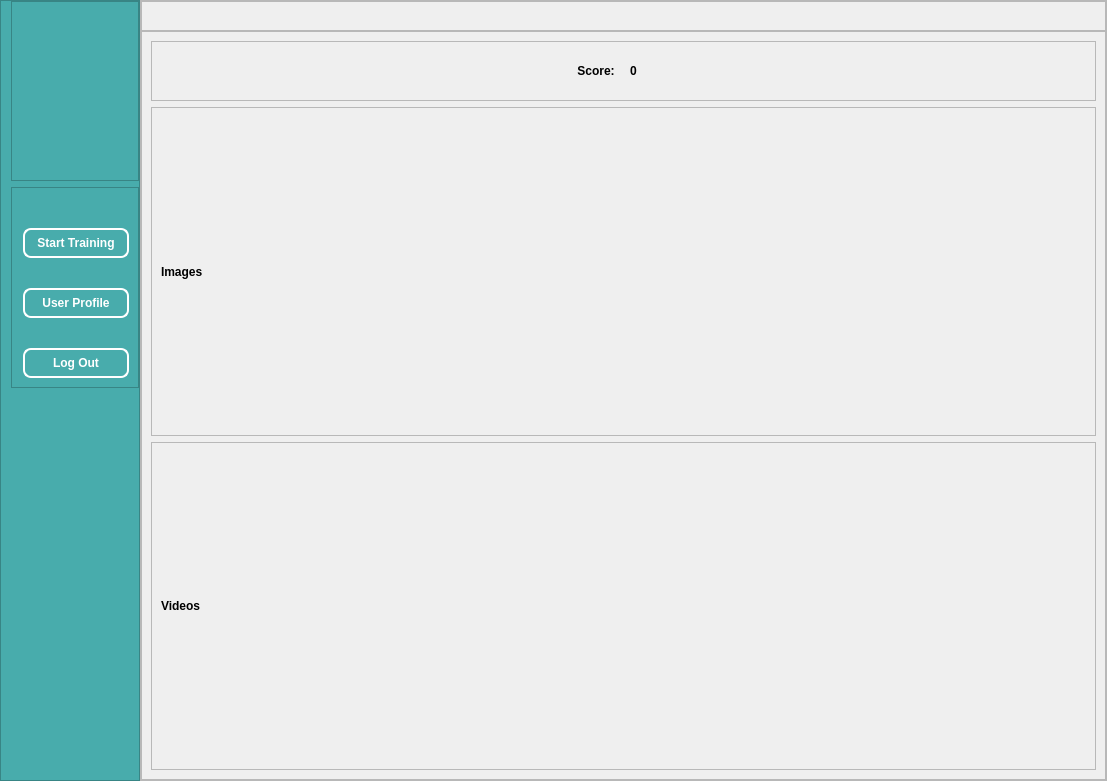
This is UIs/userScreen.ui in ali7haider/Pulmonary-Artery-Balloon-Angioplasty_PyQT as Qt 5 draws it before an edit. The edited form follows.
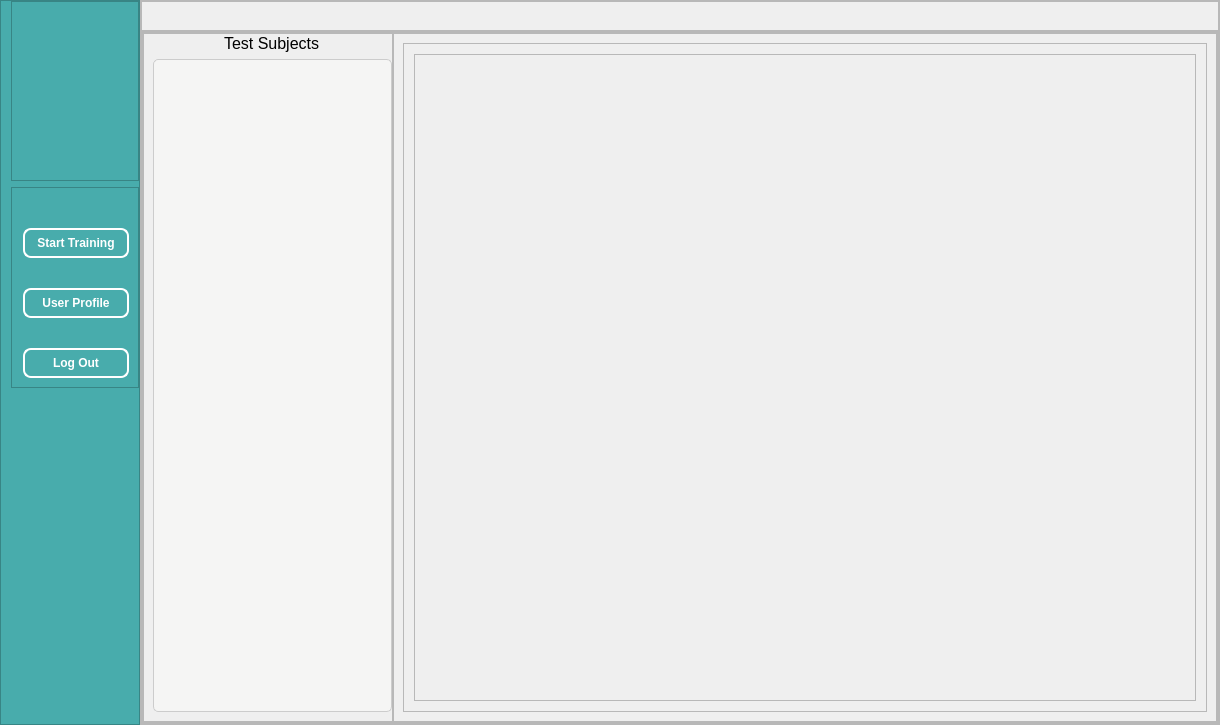
This is the edited form. The open tabs and pages were chosen to show the change. Icons and pictures are not drawn.

Commit message: Implement Training and User Profile Page

Patch:
```diff
--- a/UIs/userScreen.ui
+++ b/UIs/userScreen.ui
@@ -6,8 +6,8 @@
    <rect>
     <x>0</x>
     <y>0</y>
-    <width>1107</width>
-    <height>781</height>
+    <width>1220</width>
+    <height>725</height>
    </rect>
   </property>
   <property name="windowTitle">
@@ -34,7 +34,34 @@
 QLabel {
 font: 12pt &quot;Bahnschrift SemiCondensed&quot;;
     font-weight: bold;   
-}</string>
+}
+ QTreeWidget {
+        background-color: #F5F5F4;  /* Light background */
+        color: #4A4A4A;              /* Dark text color for contrast */
+        border: 1px solid #CCCCCC;  /* Light gray border */
+        border-radius: 5px;         /* Rounded corners */
+        padding: 5px;               /* Padding around the list */
+        font-size: 14px;            /* Font size */
+    }
+    QTreeWidget::item {
+        padding: 10px;              /* Padding for each item */
+        border-bottom: 1px solid #E0E0E0; /* Light separator between items */
+    }
+    QTreeWidget::item:selected {
+        background-color: #B0E0E6;  /* Light cyan background for selected item */
+        color: #000000;              /* Black text color for selected item */
+    }
+    QTreeWidget::item:hover {
+        background-color: #EAEAEA;  /* Light gray hover effect */
+    }
+QTreeWidget::item:focus {
+    outline: none; /* Remove default focus outline */
+}
+
+QTreeWidget:focus {
+    outline: none; /* Remove default focus outline */
+}
+</string>
    </property>
    <layout class="QHBoxLayout" name="horizontalLayout_2">
     <property name="leftMargin">
@@ -542,14 +569,23 @@
                </widget>
                <widget class="QWidget" name="page_5">
                 <layout class="QVBoxLayout" name="verticalLayout_17">
+                 <property name="spacing">
+                  <number>0</number>
+                 </property>
+                 <property name="leftMargin">
+                  <number>0</number>
+                 </property>
+                 <property name="topMargin">
+                  <number>0</number>
+                 </property>
+                 <property name="rightMargin">
+                  <number>0</number>
+                 </property>
+                 <property name="bottomMargin">
+                  <number>0</number>
+                 </property>
                  <item>
-                  <widget class="QFrame" name="frame_18">
-                   <property name="maximumSize">
-                    <size>
-                     <width>16777215</width>
-                     <height>60</height>
-                    </size>
-                   </property>
+                  <widget class="QFrame" name="userProfile">
                    <property name="frameShape">
                     <enum>QFrame::StyledPanel</enum>
                    </property>
@@ -558,61 +594,141 @@
                    </property>
                    <layout class="QHBoxLayout" name="horizontalLayout_7">
                     <property name="spacing">
-                     <number>12</number>
+                     <number>0</number>
                     </property>
+                    <property name="leftMargin">
+                     <number>0</number>
+                    </property>
+                    <property name="topMargin">
+                     <number>0</number>
+                    </property>
+                    <property name="rightMargin">
+                     <number>0</number>
+                    </property>
+                    <property name="bottomMargin">
+                     <number>0</number>
+                    </property>
                     <item>
-                     <widget class="QLabel" name="label_18">
-                      <property name="text">
-                       <string>Score: </string>
+                     <widget class="QFrame" name="frame_6">
+                      <property name="maximumSize">
+                       <size>
+                        <width>250</width>
+                        <height>16777215</height>
+                       </size>
                       </property>
-                      <property name="alignment">
-                       <set>Qt::AlignRight|Qt::AlignTrailing|Qt::AlignVCenter</set>
+                      <property name="frameShape">
+                       <enum>QFrame::StyledPanel</enum>
                       </property>
-                     </widget>
-                    </item>
-                    <item>
-                     <widget class="QLabel" name="label_19">
-                      <property name="text">
-                       <string>0</string>
+                      <property name="frameShadow">
+                       <enum>QFrame::Raised</enum>
                       </property>
+                      <layout class="QVBoxLayout" name="verticalLayout_4">
+                       <property name="topMargin">
+                        <number>0</number>
+                       </property>
+                       <property name="rightMargin">
+                        <number>0</number>
+                       </property>
+                       <item alignment="Qt::AlignHCenter">
+                        <widget class="QLabel" name="label_2">
+                         <property name="styleSheet">
+                          <string notr="true">font:  12pt;</string>
+                         </property>
+                         <property name="text">
+                          <string>Test Subjects</string>
+                         </property>
+                        </widget>
+                       </item>
+                       <item>
+                        <widget class="QTreeWidget" name="listTestSubjects">
+                         <property name="wordWrap">
+                          <bool>true</bool>
+                         </property>
+                         <property name="headerHidden">
+                          <bool>true</bool>
+                         </property>
+                        </widget>
+                       </item>
+                      </layout>
                      </widget>
                     </item>
-                   </layout>
-                  </widget>
-                 </item>
-                 <item>
-                  <widget class="QFrame" name="frame_20">
-                   <property name="frameShape">
-                    <enum>QFrame::StyledPanel</enum>
-                   </property>
-                   <property name="frameShadow">
-                    <enum>QFrame::Raised</enum>
-                   </property>
-                   <layout class="QVBoxLayout" name="verticalLayout_19">
                     <item>
-                     <widget class="QLabel" name="label_20">
-                      <property name="text">
-                       <string>Images</string>
+                     <widget class="QFrame" name="frame_3">
+                      <property name="frameShape">
+                       <enum>QFrame::StyledPanel</enum>
                       </property>
-                     </widget>
-                    </item>
-                   </layout>
-                  </widget>
-                 </item>
-                 <item>
-                  <widget class="QFrame" name="frame_19">
-                   <property name="frameShape">
-                    <enum>QFrame::StyledPanel</enum>
-                   </property>
-                   <property name="frameShadow">
-                    <enum>QFrame::Raised</enum>
-                   </property>
-                   <layout class="QVBoxLayout" name="verticalLayout_18">
-                    <item>
-                     <widget class="QLabel" name="label_21">
-                      <property name="text">
-                       <string>Videos</string>
+                      <property name="frameShadow">
+                       <enum>QFrame::Raised</enum>
                       </property>
+                      <layout class="QVBoxLayout" name="verticalLayout_6">
+                       <item>
+                        <widget class="QScrollArea" name="scrollArea">
+                         <property name="styleSheet">
+                          <string notr="true"/>
+                         </property>
+                         <property name="widgetResizable">
+                          <bool>true</bool>
+                         </property>
+                         <widget class="QWidget" name="scrollAreaWidgetContents">
+                          <property name="geometry">
+                           <rect>
+                            <x>0</x>
+                            <y>0</y>
+                            <width>678</width>
+                            <height>663</height>
+                           </rect>
+                          </property>
+                          <layout class="QVBoxLayout" name="verticalLayout_7">
+                           <property name="spacing">
+                            <number>0</number>
+                           </property>
+                           <property name="leftMargin">
+                            <number>10</number>
+                           </property>
+                           <property name="topMargin">
+                            <number>10</number>
+                           </property>
+                           <property name="rightMargin">
+                            <number>10</number>
+                           </property>
+                           <property name="bottomMargin">
+                            <number>10</number>
+                           </property>
+                           <item>
+                            <widget class="QFrame" name="frameImagesVideos">
+                             <property name="styleSheet">
+                              <string notr="true"/>
+                             </property>
+                             <property name="frameShape">
+                              <enum>QFrame::StyledPanel</enum>
+                             </property>
+                             <property name="frameShadow">
+                              <enum>QFrame::Raised</enum>
+                             </property>
+                             <layout class="QGridLayout" name="gridLayout">
+                              <property name="leftMargin">
+                               <number>0</number>
+                              </property>
+                              <property name="topMargin">
+                               <number>0</number>
+                              </property>
+                              <property name="rightMargin">
+                               <number>0</number>
+                              </property>
+                              <property name="bottomMargin">
+                               <number>0</number>
+                              </property>
+                              <property name="spacing">
+                               <number>7</number>
+                              </property>
+                             </layout>
+                            </widget>
+                           </item>
+                          </layout>
+                         </widget>
+                        </widget>
+                       </item>
+                      </layout>
                      </widget>
                     </item>
                    </layout>
```
Left out of the diff: 12 changed lines with no effect on the pictures. The commit also changes 11 other files.
